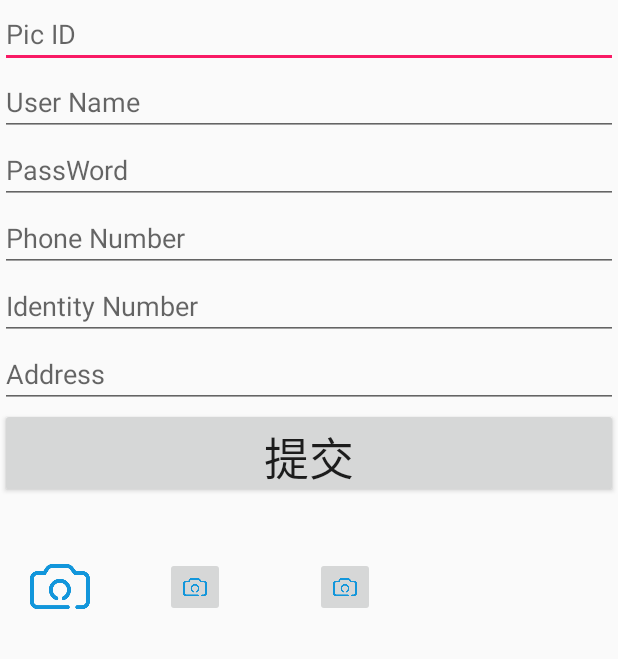
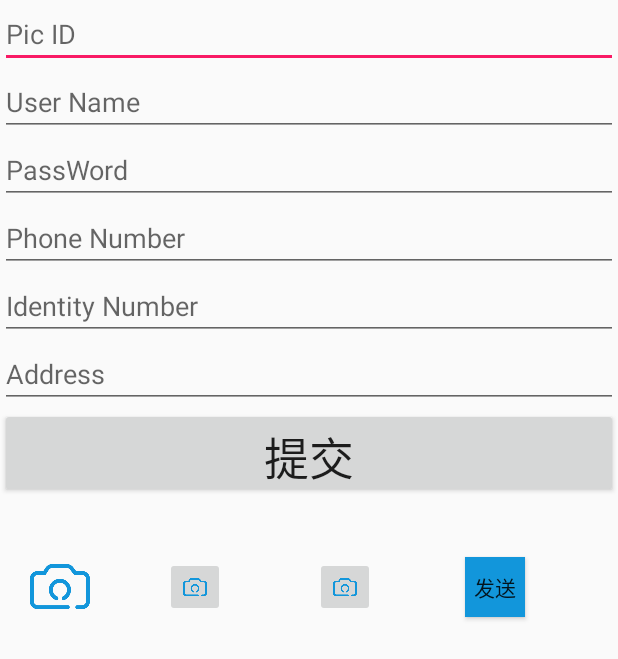
Before and after one commit to FarmerQi/Demo, an Android app: the SecondActivity screen opened directly, with no data from a screen before it, on a phone screen of 412 x 824 dp. Shown: the top 659 px of the screen. Run offline under Robolectric (Android 15) with nearby library versions, the light colour scheme and no system bars.

Commit message:
add photoFunction

```diff
--- a/Farm/MyApplication/app/src/main/res/layout/test.xml
+++ b/Farm/MyApplication/app/src/main/res/layout/test.xml
@@ -90,6 +90,15 @@
             android:layout_gravity="center"
             android:scaleType="centerInside"
             android:src="@drawable/camera"/>
+        <Button
+            android:id="@+id/send_image_button"
+            android:layout_width="40dp"
+            android:layout_height="40dp"
+            android:layout_marginRight="30dp"
+            android:layout_marginLeft="30dp"
+            android:layout_gravity="center"
+            android:background="#1296DB"
+            android:text="发送"/>
 
     </LinearLayout>
 
```
Also changed, not shown: Farm/MyApplication/app/src/main/java/com/example/farmerqi/farm/SecondActivity.java (+54 -11 lines).
